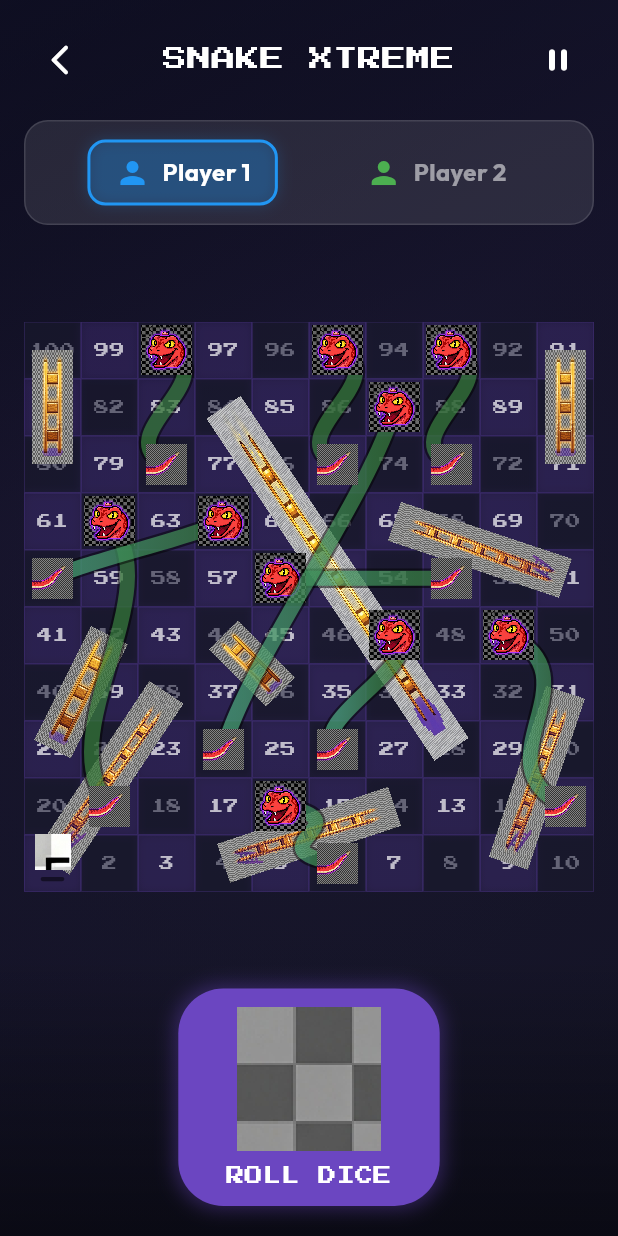
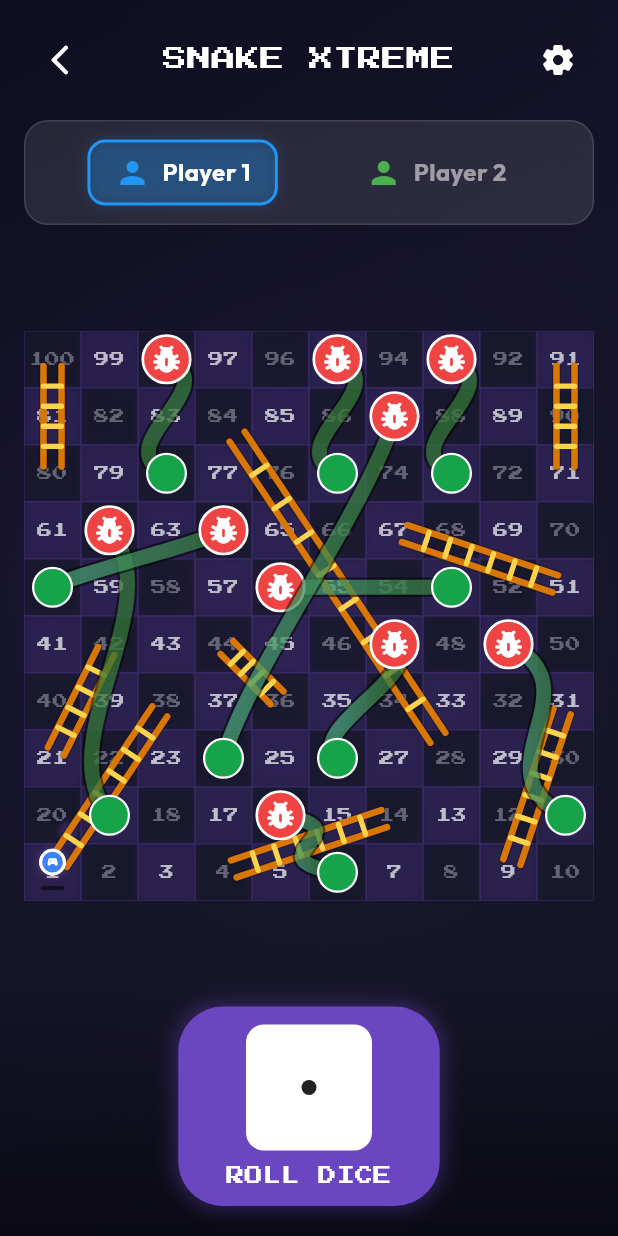
Before and after one commit to 0Ankit0/SnakeXtreme, a Flutter app: the GameScreen screen opened directly, on a phone screen of 412 x 824 dp. Run offline on Flutter 3.47's test engine with Material 3 defaults, Android fonts, the phone set to English and light mode, and no system bars; our stand-ins replace audioplayers, flutter_animate, google_fonts, shared_preferences; accounts and stored records are empty.

Commit message:
Avoid binary asset diffs by rendering game visuals in code

```diff
--- a/lib/screens/game_screen.dart
+++ b/lib/screens/game_screen.dart
@@ -5,7 +5,7 @@ import '../widgets/animated_background.dart';
 import '../widgets/game_board.dart';
 import '../controllers/game_controller.dart';
 import '../services/audio_manager.dart';
-import '../widgets/animated_sprite.dart';
+import 'settings_screen.dart';
 
 class GameScreen extends StatefulWidget {
   final List<PlayerState>? players; // Optional, defaults if null
@@ -130,8 +130,13 @@ class _GameScreenState extends State<GameScreen> {
                           ),
                         ),
                         IconButton(
-                          icon: const Icon(Icons.pause_rounded, color: Colors.white),
-                          onPressed: () {},
+                          icon: const Icon(Icons.settings_rounded, color: Colors.white),
+                          tooltip: 'Settings',
+                          onPressed: () {
+                            Navigator.of(context).push(
+                              MaterialPageRoute(builder: (_) => const SettingsScreen()),
+                            );
+                          },
                         ),
                       ],
                     ),
@@ -210,15 +215,11 @@ class _GameScreenState extends State<GameScreen> {
                                 mainAxisSize: MainAxisSize.min,
                                 children: [
                                   if (_controller.isRolling)
-                                    AnimatedSprite.diceRoll(
-                                      key: const ValueKey('rolling'),
-                                      scale: 1.5,
-                                    )
+                                    const _RollingDiceIcon()
                                   else
-                                    StaticSprite.diceFace(
+                                    _DiceFace(
                                       key: ValueKey(_controller.diceValue),
                                       number: _controller.diceValue,
-                                      scale: 1.5,
                                     ),
 
                                   const SizedBox(height: 8),
@@ -282,3 +283,103 @@ class _GameScreenState extends State<GameScreen> {
     );
   }
 }
+
+class _RollingDiceIcon extends StatefulWidget {
+  const _RollingDiceIcon();
+
+  @override
+  State<_RollingDiceIcon> createState() => _RollingDiceIconState();
+}
+
+class _RollingDiceIconState extends State<_RollingDiceIcon>
+    with SingleTickerProviderStateMixin {
+  late final AnimationController _controller = AnimationController(
+    vsync: this,
+    duration: const Duration(milliseconds: 600),
+  )..repeat();
+
+  @override
+  void dispose() {
+    _controller.dispose();
+    super.dispose();
+  }
+
+  @override
+  Widget build(BuildContext context) {
+    return RotationTransition(
+      turns: _controller,
+      child: const Icon(
+        Icons.casino_rounded,
+        size: 72,
+        color: Colors.white,
+      ),
+    );
+  }
+}
+
+class _DiceFace extends StatelessWidget {
+  final int number;
+
+  const _DiceFace({super.key, required this.number});
+
+  static const List<Offset> _pipOffsets = [
+    Offset(0.2, 0.2),
+    Offset(0.5, 0.2),
+    Offset(0.8, 0.2),
+    Offset(0.2, 0.5),
+    Offset(0.5, 0.5),
+    Offset(0.8, 0.5),
+    Offset(0.2, 0.8),
+    Offset(0.5, 0.8),
+    Offset(0.8, 0.8),
+  ];
+
+  @override
+  Widget build(BuildContext context) {
+    final activePips = _activePips(number.clamp(1, 6));
+    return Container(
+      width: 84,
+      height: 84,
+      decoration: BoxDecoration(
+        color: Colors.white,
+        borderRadius: BorderRadius.circular(12),
+      ),
+      child: Stack(
+        children: _pipOffsets.asMap().entries.map((entry) {
+          final index = entry.key;
+          final point = entry.value;
+          return Align(
+            alignment: Alignment(point.dx * 2 - 1, point.dy * 2 - 1),
+            child: Container(
+              width: 10,
+              height: 10,
+              decoration: BoxDecoration(
+                shape: BoxShape.circle,
+                color: activePips.contains(index) ? Colors.black87 : Colors.transparent,
+              ),
+            ),
+          );
+        }).toList(),
+      ),
+    );
+  }
+
+  Set<int> _activePips(int n) {
+    switch (n) {
+      case 1:
+        return {4};
+      case 2:
+        return {0, 8};
+      case 3:
+        return {0, 4, 8};
+      case 4:
+        return {0, 2, 6, 8};
+      case 5:
+        return {0, 2, 4, 6, 8};
+      case 6:
+        return {0, 2, 3, 5, 6, 8};
+      default:
+        return {4};
+    }
+  }
+}
--- a/lib/widgets/game_board.dart
+++ b/lib/widgets/game_board.dart
@@ -3,7 +3,6 @@ import 'dart:math' as math;
 import '../widgets/board_tile.dart';
 import '../widgets/player_token.dart';
 import '../controllers/game_controller.dart';
-import '../utils/sprite_utils.dart';
 
 class GameBoard extends StatelessWidget {
   final GameController? controller;
@@ -161,8 +160,6 @@ class GameBoard extends StatelessWidget {
           ladderSize = 2;
         }
 
-        final asset = GameAssets.getLadderBySize(ladderSize);
-
         // Ladders are vertical images. Rotating +90 deg relative to angle?
         // atan2(dy, dx) gives angle of line.
         // If line is vertical up (-90 deg), we want image up.
@@ -176,10 +173,10 @@ class GameBoard extends StatelessWidget {
             child: SizedBox(
               width: _ladderWidth(tileSize),
               height: distance,
-              child: Image.asset(
-                asset,
-                fit: BoxFit.fill,
-                filterQuality: FilterQuality.none,
+              child: CustomPaint(
+                painter: LadderPainter(
+                  rungCount: ladderSize == 1 ? 4 : ladderSize == 2 ? 6 : 8,
+                ),
               ),
             ),
           ),
@@ -209,10 +206,13 @@ class GameBoard extends StatelessWidget {
                child: SizedBox(
                  width: _snakeHeadSize(tileSize),
                  height: _snakeHeadSize(tileSize),
-                 child: Image.asset(
-                   GameAssets.snakeHead,
-                   fit: BoxFit.contain,
-                   filterQuality: FilterQuality.none,
+                 child: DecoratedBox(
+                   decoration: BoxDecoration(
+                     shape: BoxShape.circle,
+                     color: const Color(0xFFEF4444),
+                     border: Border.all(color: Colors.white, width: 1.8),
+                   ),
+                   child: const Icon(Icons.pest_control_rounded, color: Colors.white),
                  ),
                ),
              ),
@@ -220,11 +220,14 @@ class GameBoard extends StatelessWidget {
              Positioned(
                left: endCenter.dx - (_snakeTailSize(tileSize) / 2),
                top: endCenter.dy - (_snakeTailSize(tileSize) / 2),
-               child: Image.asset(
-                 GameAssets.snakeTail,
+               child: Container(
                  width: _snakeTailSize(tileSize),
                  height: _snakeTailSize(tileSize),
-                 filterQuality: FilterQuality.none,
+                 decoration: BoxDecoration(
+                   color: const Color(0xFF16A34A),
+                   borderRadius: BorderRadius.circular(999),
+                   border: Border.all(color: Colors.white, width: 1.5),
+                 ),
                ),
              ),
           ],
@@ -285,3 +288,45 @@ class SnakeBodyPainter extends CustomPainter {
   @override
   bool shouldRepaint(covariant CustomPainter oldDelegate) => false;
 }
+
+class LadderPainter extends CustomPainter {
+  final int rungCount;
+
+  LadderPainter({required this.rungCount});
+
+  @override
+  void paint(Canvas canvas, Size size) {
+    final railPaint = Paint()
+      ..color = const Color(0xFFD97706)
+      ..strokeWidth = size.width * 0.16
+      ..strokeCap = StrokeCap.round;
+    final rungPaint = Paint()
+      ..color = const Color(0xFFFCD34D)
+      ..strokeWidth = size.width * 0.13
+      ..strokeCap = StrokeCap.round;
+    final borderPaint = Paint()
+      ..color = Colors.black.withValues(alpha: 0.22)
+      ..strokeWidth = size.width * 0.22
+      ..strokeCap = StrokeCap.round;
+
+    final leftX = size.width * 0.28;
+    final rightX = size.width * 0.72;
+    final top = size.height * 0.06;
+    final bottom = size.height * 0.94;
+
+    canvas.drawLine(Offset(leftX, top), Offset(leftX, bottom), borderPaint);
+    canvas.drawLine(Offset(rightX, top), Offset(rightX, bottom), borderPaint);
+    canvas.drawLine(Offset(leftX, top), Offset(leftX, bottom), railPaint);
+    canvas.drawLine(Offset(rightX, top), Offset(rightX, bottom), railPaint);
+
+    for (int i = 1; i <= rungCount; i++) {
+      final y = top + ((bottom - top) * i / (rungCount + 1));
+      canvas.drawLine(Offset(leftX, y), Offset(rightX, y), rungPaint);
+    }
+  }
+
+  @override
+  bool shouldRepaint(covariant LadderPainter oldDelegate) {
+    return oldDelegate.rungCount != rungCount;
+  }
+}
--- a/lib/widgets/player_token.dart
+++ b/lib/widgets/player_token.dart
@@ -1,6 +1,5 @@
 import 'package:flutter/material.dart';
 import '../utils/sprite_utils.dart';
-import '../widgets/animated_sprite.dart';
 import '../controllers/game_controller.dart';
 
 class PlayerToken extends StatelessWidget {
@@ -17,30 +16,12 @@ class PlayerToken extends StatelessWidget {
 
   @override
   Widget build(BuildContext context) {
-    // Determine animation based on state
-    final PlayerAnimation animation;
-    switch (action) {
-      case PlayerAction.walking:
-        animation = PlayerAnimation.walking;
-        break;
-      case PlayerAction.climbing:
-        animation = PlayerAnimation.climbing;
-        break;
-      case PlayerAction.sliding:
-        animation = PlayerAnimation.beingEaten;
-        break;
-      case PlayerAction.dancing:
-        animation = PlayerAnimation.dancing;
-        break;
-      case PlayerAction.idle:
-        animation = PlayerAnimation.idle;
-        break;
-    }
-
     final tokenSize = (tileSize * 0.62).clamp(24.0, 52.0);
     final shadowWidth = tokenSize * 0.66;
     final shadowTop = tokenSize * 0.88;
-    final spriteLift = tokenSize * 0.32;
+    final tokenColor = GameAssets.getPlayerColor(playerIndex);
+    final isMoving = action == PlayerAction.walking || action == PlayerAction.climbing;
+    final isDanger = action == PlayerAction.sliding;
 
     return SizedBox(
       width: tokenSize,
@@ -59,14 +40,30 @@ class PlayerToken extends StatelessWidget {
               borderRadius: BorderRadius.circular(4),
             ),
           ),
-          // Sprite
+          // Code-rendered token avoids sprite-sheet/binary asset dependency.
           Transform.translate(
-            offset: Offset(0, -spriteLift), // Adjust to stand on tile center
-            child: AnimatedSprite.player(
-              playerColorIndex: playerIndex,
-              animation: animation,
-              scale: (tokenSize / PlayerSpriteConfig.frameSize).clamp(0.85, 1.65),
-              loop: true,
+            offset: Offset(0, -tokenSize * 0.28),
+            child: AnimatedContainer(
+              duration: const Duration(milliseconds: 220),
+              width: tokenSize * 0.74,
+              height: tokenSize * 0.74,
+              decoration: BoxDecoration(
+                shape: BoxShape.circle,
+                color: tokenColor,
+                border: Border.all(color: Colors.white, width: 2),
+                boxShadow: [
+                  BoxShadow(
+                    color: tokenColor.withValues(alpha: isMoving ? 0.55 : 0.25),
+                    blurRadius: isMoving ? 10 : 4,
+                    spreadRadius: isMoving ? 2 : 0,
+                  ),
+                ],
+              ),
+              child: Icon(
+                isDanger ? Icons.warning_rounded : Icons.sports_esports_rounded,
+                color: Colors.white,
+                size: tokenSize * 0.34,
+              ),
             ),
           ),
           // Turn Indicator (if needed)
```
